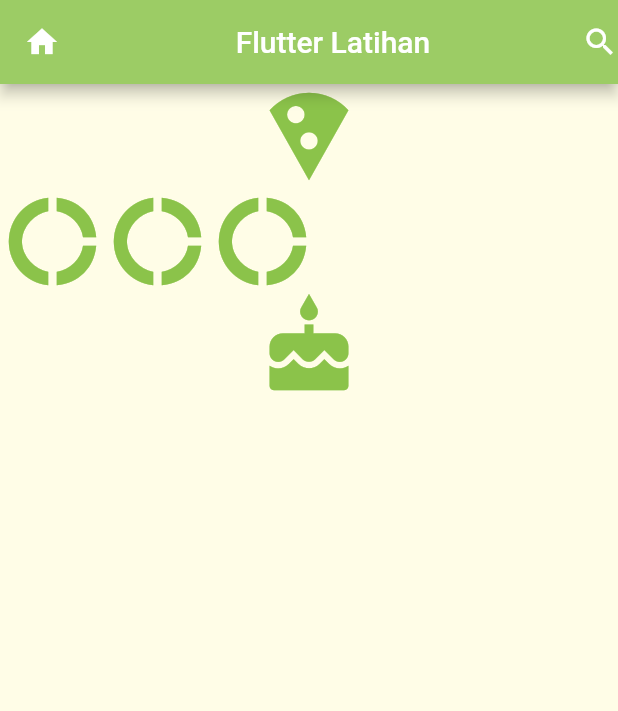
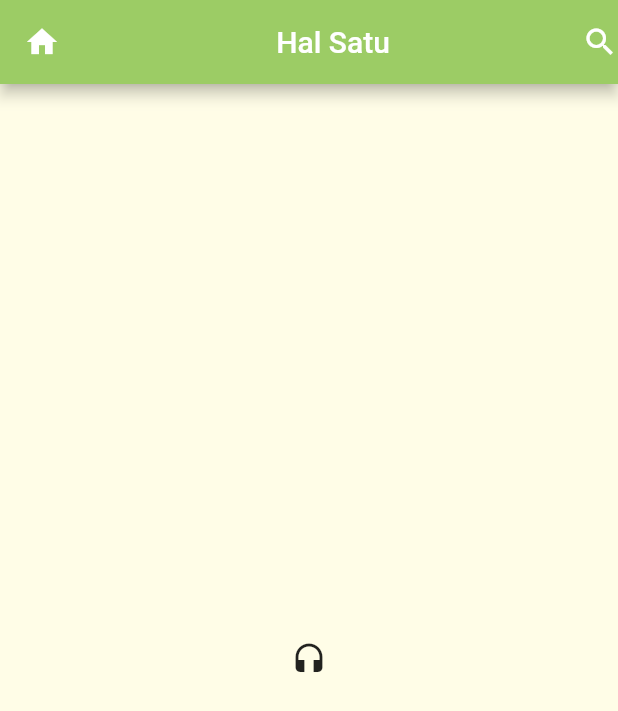
Before and after one commit to bayuirfan52/Flutter-Latihan, a Flutter app: the screen it shows after launch, on a phone screen of 412 x 824 dp. Shown: the top 711 px of the screen. Run offline on Flutter 3.47's test engine with Material 2 defaults, Android fonts, the phone set to English and light mode, and no system bars.

Commit message:
Latihan dua

```diff
--- a/lib/main.dart
+++ b/lib/main.dart
@@ -4,6 +4,10 @@ void main() {
   runApp(new MaterialApp(
     title: "Flutter Demo",
     home: new HalSatu(),
+    routes: <String, WidgetBuilder>{
+      '/Halsatu' : (BuildContext context) => new HalSatu(),
+      '/Haldua' : (BuildContext context) => new HalDua()
+    },
   ));
 }
 
@@ -16,45 +20,41 @@ class HalSatu extends StatelessWidget {
         backgroundColor: Colors.lightGreen[400],
         leading: new Icon(Icons.home),
         title: new Center(
-          child: new Text("Flutter Latihan"),
+          child: new Text("Hal Satu"),
         ),
         actions: <Widget>[new Icon(Icons.search)],
       ),
-      body: new Container(
-        child: new Column(
-          children: <Widget>[
-            new Icon(
-              Icons.local_pizza,
-              size: 70.0,
-              color: Colors.lightGreen,
-            ),
-            new Row(
-              children: <Widget>[
-                new Icon(
-                  Icons.donut_large,
-                  size: 70.0,
-                  color: Colors.lightGreen,
-                ),
-                new Icon(
-                  Icons.donut_large,
-                  size: 70.0,
-                  color: Colors.lightGreen,
-                ),
-                new Icon(
-                  Icons.donut_large,
-                  size: 70.0,
-                  color: Colors.lightGreen,
-                ),
-              ],
-            ),
-            new Icon(
-              Icons.cake,
-              size: 70.0,
-              color: Colors.lightGreen,
-            ),
-          ],
+      body: new Center(
+        child: new IconButton(
+          icon: Icon(Icons.headset),
+          onPressed: (){
+            Navigator.pushNamed(context, '/Haldua');
+          },),
         ),
-      ),
     );
   }
 }
+
+class HalDua extends StatelessWidget {
+  @override
+  Widget build(BuildContext context) {
+    return new Scaffold(
+      backgroundColor: Colors.yellow[50],
+      appBar: new AppBar(
+        backgroundColor: Colors.lightGreen[400],
+        leading: new Icon(Icons.home),
+        title: new Center(
+          child: new Text("Hal Dua"),
+        ),
+        actions: <Widget>[new Icon(Icons.search)],
+      ),
+      body: new Center(
+        child: new IconButton(
+          icon: Icon(Icons.speaker),
+          onPressed: (){
+            Navigator.pushNamed(context, '/Halsatu')
+          },),
+        ),
+    );
+  }
+}
```
